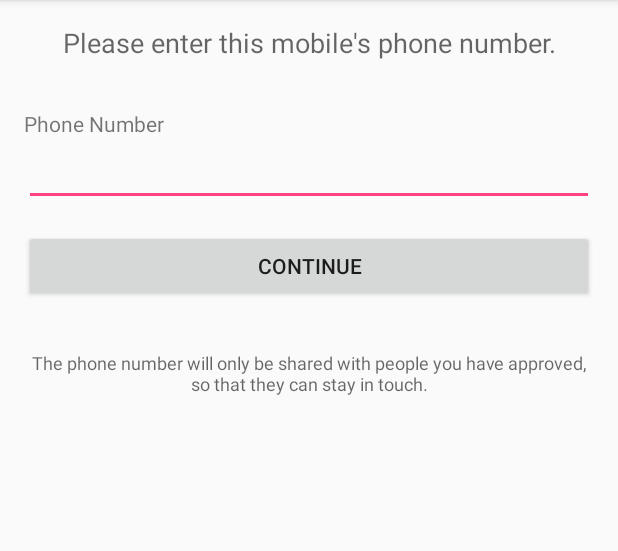
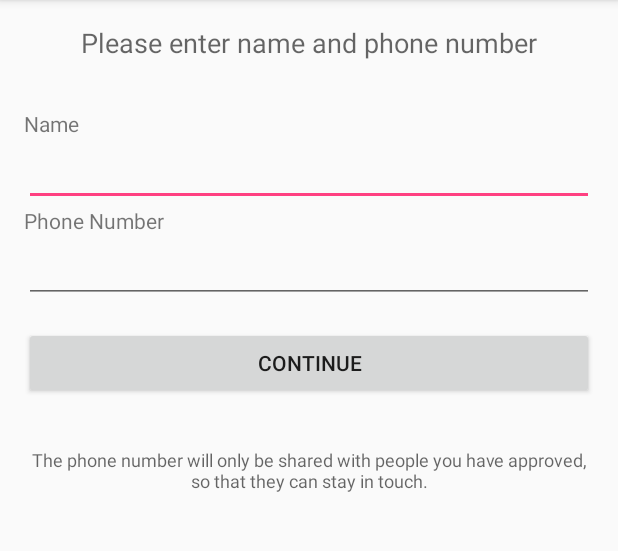
Before and after one commit to jo-inge-arnes/swirlwave, an Android app: the screen it shows after launch (LocalSettingsActivity), on a phone screen of 412 x 824 dp, the part 84-635 px from its top. Run offline under Robolectric (Android 15) with nearby library versions, the phone set to English and light mode, and no system bars; libraries missing offline, so code that uses them is left out: com.google.i18n.phonenumbers.

Commit message:
added installation name to local settings

```diff
--- a/app/src/main/java/com/swirlwave/android/settings/LocalSettings.java
+++ b/app/src/main/java/com/swirlwave/android/settings/LocalSettings.java
@@ -24,11 +24,13 @@ public class LocalSettings {
     private static final String APP_PRIVATE_KEY = "Private";
     private static final String APP_PUBLIC_KEY = "Public";
     private static final String APP_PHONE_NUMBER = "PhoneNumber";
+    private static final String APP_INSTALLATION_NAME = "InstallationName";
 
     private SharedPreferences mSharedPreferences;
     private UUID mUuid;
     private Pair<String, String> mAsymmetricKeys;
     private String mPhoneNumber;
+    private String mInstallationName;
 
     public LocalSettings(Context context) throws Exception {
         mSharedPreferences = context.getSharedPreferences(APP_PREFS, Activity.MODE_PRIVATE);
@@ -47,7 +49,8 @@ public class LocalSettings {
             editor.putString(APP_PUBLIC_KEY, keys.first);
             editor.putString(APP_PRIVATE_KEY, keys.second);
 
-            editor.putString("", APP_PHONE_NUMBER);
+            editor.putString(APP_PHONE_NUMBER, "");
+            editor.putString(APP_INSTALLATION_NAME, "");
 
             editor.putBoolean(APP_PREFS_INITIALIZED, true);
             editor.apply();
@@ -94,7 +97,22 @@ public class LocalSettings {
         mPhoneNumber = phoneNumber;
     }
 
-    public static void ensurePhoneNumber(Context context) {
+    public String getInstallationName() {
+        if (mInstallationName == null) {
+            mInstallationName = mSharedPreferences.getString(APP_INSTALLATION_NAME, "");
+        }
+
+        return mInstallationName;
+    }
+
+    public void setInstallationName(String installationName) {
+        SharedPreferences.Editor editor = mSharedPreferences.edit();
+        editor.putString(APP_INSTALLATION_NAME, installationName);
+        editor.apply();
+        mInstallationName = installationName;
+    }
+
+    public static void ensureInstallationNameAndPhoneNumber(Context context) {
         LocalSettings localSettings;
 
         try {
@@ -106,7 +124,7 @@ public class LocalSettings {
         }
 
         if (localSettings != null) {
-            if ("".equals(localSettings.getPhoneNumber())) {
+            if ("".equals(localSettings.getPhoneNumber()) || "".equals(localSettings.getInstallationName())) {
                 localSettings.openLocalSettingsActivity(context);
             }
         }
--- a/app/src/main/res/layout/activity_local_settings.xml
+++ b/app/src/main/res/layout/activity_local_settings.xml
@@ -17,7 +17,7 @@
         android:layout_alignParentTop="true"
         android:layout_alignParentStart="true">
         <TextView
-            android:text="@string/please_provide_phone_number"
+            android:text="@string/please_provide_name_and_phone_number"
             android:layout_width="match_parent"
             android:layout_height="wrap_content"
             android:layout_alignParentTop="true"
@@ -25,9 +25,22 @@
             android:id="@+id/textView2"
             android:textAppearance="@style/TextAppearance.AppCompat.Medium"
             android:textAlignment="center"
-            android:autoText="false"
             android:layout_marginBottom="@dimen/activity_vertical_margin"
             android:paddingBottom="@dimen/activity_vertical_margin" />
+
+        <TextView
+            android:text="@string/installation_name"
+            android:layout_width="match_parent"
+            android:layout_height="wrap_content"
+            android:id="@+id/installationNameTextView" />
+
+        <EditText
+            android:layout_width="match_parent"
+            android:layout_height="wrap_content"
+            android:inputType="textPersonName"
+            android:ems="10"
+            android:id="@+id/installationNameEditText"
+            tools:layout_marginBottom="@dimen/activity_vertical_margin" />
 
         <TextView
             android:text="@string/phone_number"
--- a/app/src/main/res/values/strings.xml
+++ b/app/src/main/res/values/strings.xml
@@ -12,7 +12,7 @@
     <string name="local_settings_unavailable">The app couldn\'t access it\'s settings, and will not work propertly.</string>
     <string name="title_activity_settings">Settings</string>
     <string name="phone_number">Phone Number</string>
-    <string name="please_provide_phone_number">Please enter this mobile\'s phone number.</string>
+    <string name="please_provide_name_and_phone_number">Please enter name and phone number</string>
     <string name="phone_number_usage_explanation">The phone number will only be shared with people you have approved, so that they can stay in touch.</string>
     <string name="phone_number_cannot_be_empty">Phone number cannot be empty</string>
     <string name="phone_number_invalid_format">The phone number\'s format is invalid</string>
@@ -21,4 +21,6 @@
     <string name="nfc_not_available">Sorry, must have NFC to use app.</string>
     <string name="must_be_conntected_to_transfer_contact_info">Switch on connection first!</string>
     <string name="something_went_wrong">Sorry, something went wrong</string>
+    <string name="installation_name">Name</string>
+    <string name="installation_name_cannot_be_empty">Name can\'t be empty</string>
 </resources>
```
Also changed, not shown: app/src/main/java/com/swirlwave/android/MainActivity.java (+22 -20 lines), app/src/main/java/com/swirlwave/android/settings/LocalSettingsActivity.java (+31 -2 lines), 1 other file.
